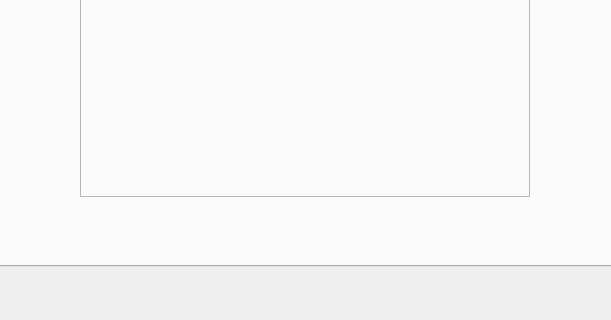
Old version of the form mainwindow.ui in the repository markscat/draw_circle; both pictures show x 122 to 733 and y 514 to 834 of the 972 by 834 pixel window.
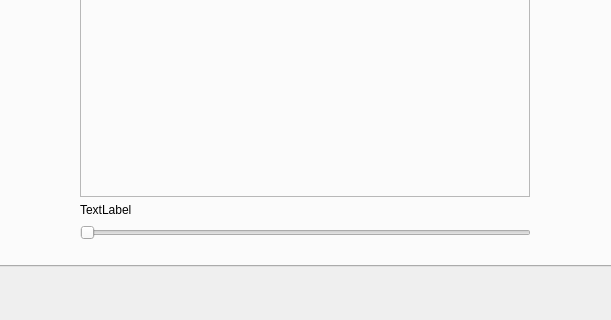
New version of the form. Custom widgets are drawn as their Qt base class.

The edit to the form file:
```diff
--- a/mainwindow.ui
+++ b/mainwindow.ui
@@ -275,6 +275,32 @@
        <string>2D/3D</string>
       </property>
      </widget>
+     <widget class="QSlider" name="draw_Speed_Slider">
+      <property name="geometry">
+       <rect>
+        <x>200</x>
+        <y>710</y>
+        <width>451</width>
+        <height>22</height>
+       </rect>
+      </property>
+      <property name="orientation">
+       <enum>Qt::Orientation::Horizontal</enum>
+      </property>
+     </widget>
+     <widget class="QLabel" name="draw_Speed_label">
+      <property name="geometry">
+       <rect>
+        <x>200</x>
+        <y>690</y>
+        <width>53</width>
+        <height>15</height>
+       </rect>
+      </property>
+      <property name="text">
+       <string>TextLabel</string>
+      </property>
+     </widget>
     </widget>
    </widget>
   </widget>
```
